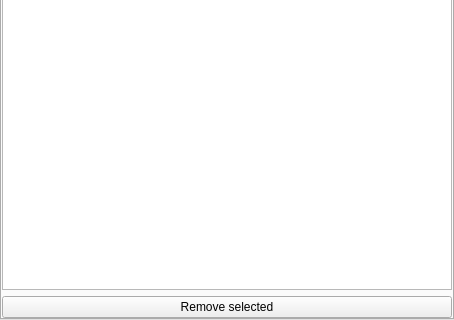
First picture: the form in mtg_proxy_printer/resources/ui/central_widget/tabbed_vertical.ui, repository luziferius/MTGProxyPrinter, before the edit; both pictures show x 0 to 454 and y 445 to 765 of the 454 by 765 pixel window.
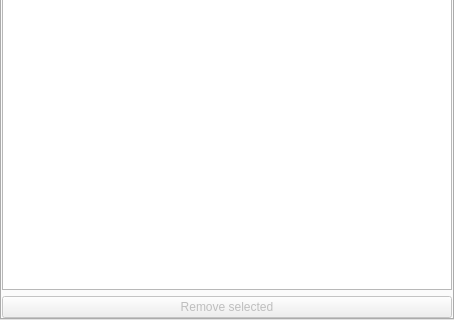
Second picture: the form after the edit. The open tabs and pages were chosen to show the change. Icons and pictures are not drawn. Custom widgets are drawn as their Qt base class.

Commit message:
CentralWidget: Disable the “Remove selected” buttons, if no cards are selected. It can only be clicked, if there is something selected to delete.
FossilOrigin-Name: b3b0105df3f52bab609a00fefff9a969522c9414f05886965f30b3c9034b3180

The edit to the form file:
```diff
--- a/mtg_proxy_printer/resources/ui/central_widget/tabbed_vertical.ui
+++ b/mtg_proxy_printer/resources/ui/central_widget/tabbed_vertical.ui
@@ -82,6 +82,9 @@
        </item>
        <item>
         <widget class="QPushButton" name="delete_selected_images_button">
+         <property name="enabled">
+          <bool>false</bool>
+         </property>
          <property name="text">
           <string>Remove selected</string>
          </property>
```
Left out of the diff: 3 changed lines with no effect on the pictures. The commit also changes 3 other files.
